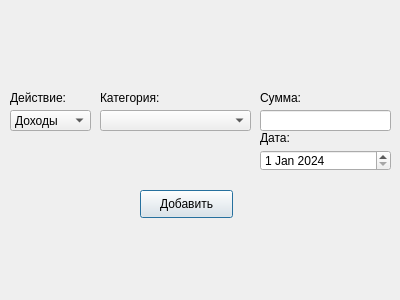
vernolll/The-bank-s-application, file ui/add_action.ui: the form before one commit.
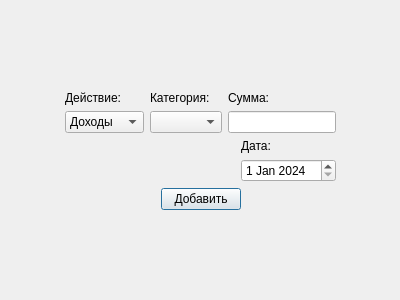
The form after the commit.

Patch:
```diff
--- a/ui/add_action.ui
+++ b/ui/add_action.ui
@@ -13,28 +13,50 @@
   <property name="windowTitle">
    <string>Dialog</string>
   </property>
-  <widget class="QPushButton" name="pushButton_add">
-   <property name="geometry">
-    <rect>
-     <x>140</x>
-     <y>190</y>
-     <width>93</width>
-     <height>28</height>
-    </rect>
-   </property>
+  <layout class="QGridLayout" name="gridLayout">
+   <item row="0" column="0">
+    <layout class="QHBoxLayout" name="horizontalLayout_4">
+     <item>
+      <spacer name="horizontalSpacer_4">
+       <property name="orientation">
+        <enum>Qt::Orientation::Horizontal</enum>
+       </property>
+       <property name="sizeHint" stdset="0">
+        <size>
+         <width>40</width>
+         <height>20</height>
+        </size>
+       </property>
+      </spacer>
+     </item>
+     <item>
+      <layout class="QVBoxLayout" name="verticalLayout_5">
+       <item>
+        <spacer name="verticalSpacer_2">
+         <property name="orientation">
+          <enum>Qt::Orientation::Vertical</enum>
+         </property>
+         <property name="sizeHint" stdset="0">
+          <size>
+           <width>20</width>
+           <height>40</height>
+          </size>
+         </property>
+        </spacer>
+       </item>
+       <item>
+        <layout class="QHBoxLayout" name="horizontalLayout">
+         <item>
+          <layout class="QVBoxLayout" name="verticalLayout">
+           <item>
+            <widget class="QLabel" name="label">
    <property name="text">
-    <string>Добавить</string>
-   </property>
-  </widget>
+              <string>Действие:</string>
+             </property>
+            </widget>
+           </item>
+           <item>
   <widget class="QComboBox" name="comboBox_action">
-   <property name="geometry">
-    <rect>
-     <x>10</x>
-     <y>110</y>
-     <width>81</width>
-     <height>21</height>
-    </rect>
-   </property>
    <item>
     <property name="text">
      <string>Доходы</string>
@@ -46,77 +68,69 @@
     </property>
    </item>
   </widget>
+           </item>
+          </layout>
+         </item>
+         <item>
+          <layout class="QVBoxLayout" name="verticalLayout_2">
+           <item>
+            <widget class="QLabel" name="label_2">
+             <property name="text">
+              <string>Категория:</string>
+             </property>
+            </widget>
+           </item>
+           <item>
   <widget class="QComboBox" name="comboBox_category">
    <property name="enabled">
     <bool>true</bool>
    </property>
-   <property name="geometry">
-    <rect>
-     <x>100</x>
-     <y>110</y>
-     <width>151</width>
-     <height>21</height>
-    </rect>
-   </property>
-  </widget>
-  <widget class="QLineEdit" name="lineEdit_money">
-   <property name="geometry">
-    <rect>
-     <x>260</x>
-     <y>110</y>
-     <width>131</width>
-     <height>21</height>
-    </rect>
-   </property>
-  </widget>
-  <widget class="QLabel" name="label">
-   <property name="geometry">
-    <rect>
-     <x>10</x>
-     <y>90</y>
-     <width>61</width>
-     <height>16</height>
-    </rect>
-   </property>
-   <property name="text">
-    <string>Действие:</string>
-   </property>
-  </widget>
-  <widget class="QLabel" name="label_2">
-   <property name="geometry">
-    <rect>
-     <x>100</x>
-     <y>90</y>
-     <width>65</width>
-     <height>16</height>
-    </rect>
-   </property>
-   <property name="text">
-    <string>Категория:</string>
-   </property>
-  </widget>
+            </widget>
+           </item>
+          </layout>
+         </item>
+         <item>
+          <layout class="QVBoxLayout" name="verticalLayout_3">
+           <item>
   <widget class="QLabel" name="label_3">
-   <property name="geometry">
-    <rect>
-     <x>260</x>
-     <y>90</y>
-     <width>42</width>
-     <height>16</height>
-    </rect>
-   </property>
    <property name="text">
     <string>Сумма:</string>
    </property>
   </widget>
+           </item>
+           <item>
+            <widget class="QLineEdit" name="lineEdit_money"/>
+           </item>
+          </layout>
+         </item>
+        </layout>
+       </item>
+       <item>
+        <layout class="QHBoxLayout" name="horizontalLayout_2">
+         <item>
+          <spacer name="horizontalSpacer">
+           <property name="orientation">
+            <enum>Qt::Orientation::Horizontal</enum>
+           </property>
+           <property name="sizeHint" stdset="0">
+            <size>
+             <width>40</width>
+             <height>20</height>
+            </size>
+           </property>
+          </spacer>
+         </item>
+         <item>
+          <layout class="QVBoxLayout" name="verticalLayout_4">
+           <item>
+            <widget class="QLabel" name="label_4">
+             <property name="text">
+              <string>Дата:</string>
+             </property>
+            </widget>
+           </item>
+           <item>
   <widget class="QDateEdit" name="dateEdit">
-   <property name="geometry">
-    <rect>
-     <x>260</x>
-     <y>150</y>
-     <width>131</width>
-     <height>21</height>
-    </rect>
-   </property>
    <property name="date">
     <date>
      <year>2024</year>
@@ -125,19 +139,79 @@
     </date>
    </property>
   </widget>
-  <widget class="QLabel" name="label_4">
-   <property name="geometry">
-    <rect>
-     <x>260</x>
-     <y>130</y>
-     <width>55</width>
-     <height>16</height>
-    </rect>
-   </property>
+           </item>
+          </layout>
+         </item>
+        </layout>
+       </item>
+       <item>
+        <layout class="QHBoxLayout" name="horizontalLayout_3">
+         <item>
+          <spacer name="horizontalSpacer_2">
+           <property name="orientation">
+            <enum>Qt::Orientation::Horizontal</enum>
+           </property>
+           <property name="sizeHint" stdset="0">
+            <size>
+             <width>40</width>
+             <height>20</height>
+            </size>
+           </property>
+          </spacer>
+         </item>
+         <item>
+          <widget class="QPushButton" name="pushButton_add">
    <property name="text">
-    <string>Дата:</string>
-   </property>
-  </widget>
+            <string>Добавить</string>
+           </property>
+          </widget>
+         </item>
+         <item>
+          <spacer name="horizontalSpacer_3">
+           <property name="orientation">
+            <enum>Qt::Orientation::Horizontal</enum>
+           </property>
+           <property name="sizeHint" stdset="0">
+            <size>
+             <width>40</width>
+             <height>20</height>
+            </size>
+           </property>
+          </spacer>
+         </item>
+        </layout>
+       </item>
+       <item>
+        <spacer name="verticalSpacer">
+         <property name="orientation">
+          <enum>Qt::Orientation::Vertical</enum>
+         </property>
+         <property name="sizeHint" stdset="0">
+          <size>
+           <width>20</width>
+           <height>40</height>
+          </size>
+         </property>
+        </spacer>
+       </item>
+      </layout>
+     </item>
+     <item>
+      <spacer name="horizontalSpacer_5">
+       <property name="orientation">
+        <enum>Qt::Orientation::Horizontal</enum>
+       </property>
+       <property name="sizeHint" stdset="0">
+        <size>
+         <width>40</width>
+         <height>20</height>
+        </size>
+       </property>
+      </spacer>
+     </item>
+    </layout>
+   </item>
+  </layout>
  </widget>
  <resources/>
  <connections/>
```
Lines whose indentation alone changed are shown as unchanged.
